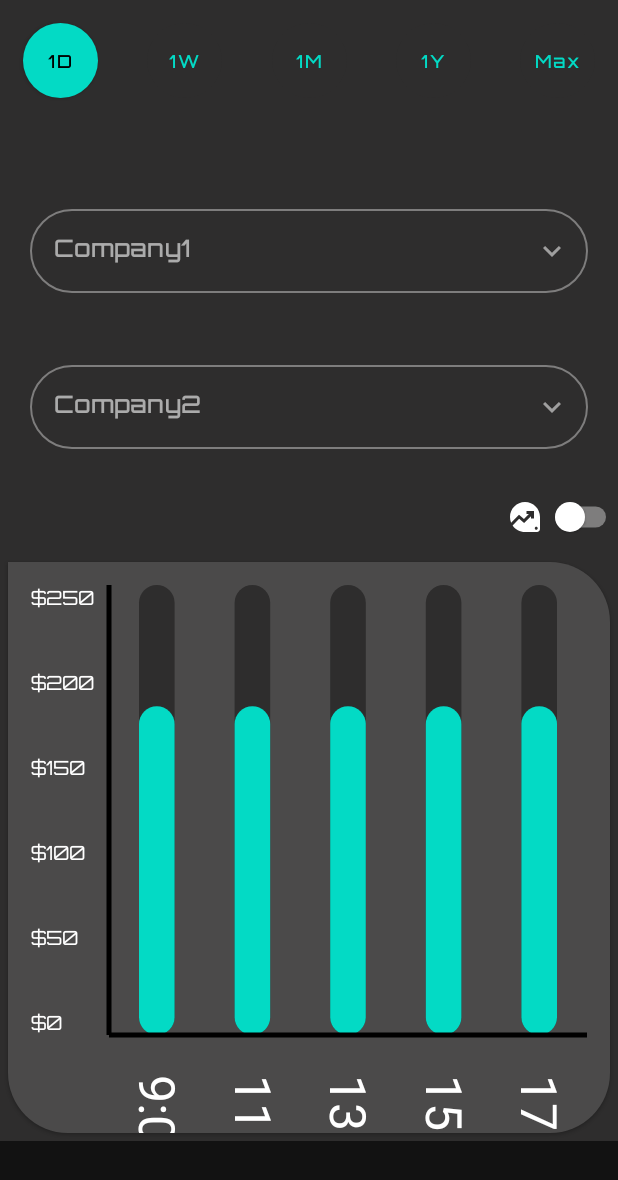
After one commit to Piyush42Soni/Stock_Market_Price_Predictor_2.0, an Android app built with Jetpack Compose: the composable ComparePage shown on its own in the app's theme, on a phone screen of 412 x 824 dp. The commit adds this screen. Shown: the top 1180 px of the screen. Run offline under Robolectric (Android 15) with nearby library versions, the phone set to English and light mode, and no system bars.

Commit message:
Day 5 part 2

```diff
--- /dev/null
+++ b/app/src/main/java/com/example/stockmarketpricepredictor20/ComparePage.kt
@@ -0,0 +1,198 @@
+package com.example.stockmarketpricepredictor20
+
+import android.annotation.SuppressLint
+import androidx.compose.foundation.background
+import androidx.compose.foundation.clickable
+import androidx.compose.foundation.layout.*
+import androidx.compose.material.*
+import androidx.compose.material.icons.Icons
+import androidx.compose.material.icons.filled.DataExploration
+import androidx.compose.material.icons.filled.KeyboardArrowDown
+import androidx.compose.material.icons.filled.KeyboardArrowUp
+import androidx.compose.runtime.*
+import androidx.compose.ui.Alignment
+import androidx.compose.ui.Modifier
+import androidx.compose.ui.geometry.Size
+import androidx.compose.ui.graphics.Color
+import androidx.compose.ui.graphics.Color.Companion.White
+import androidx.compose.ui.layout.onGloballyPositioned
+import androidx.compose.ui.platform.LocalDensity
+import androidx.compose.ui.tooling.preview.Preview
+import androidx.compose.ui.unit.dp
+import androidx.compose.ui.unit.toSize
+import androidx.lifecycle.MutableLiveData
+import androidx.lifecycle.ViewModel
+import androidx.lifecycle.viewmodel.compose.viewModel
+import com.example.stockmarketpricepredictor20.ui.theme.BackgroundColor
+import com.example.stockmarketpricepredictor20.ui.theme.CardColor
+import com.example.stockmarketpricepredictor20.ui.theme.StockMarketPricePredictor20Theme
+import java.util.*
+
+class ComparePageViewModel: ViewModel(){
+    private val _name= MutableLiveData<List<Float>>()
+    val name=_name
+    private val _name1= MutableLiveData<List<String>>()
+    val name1=_name1
+    fun onNameChange(newList: List<Float>){
+        _name.value=newList
+    }
+    fun onName1Change(newList: List<String>){
+        _name1.value=newList
+    }
+}
+@Composable
+fun ComparePage(comparePageViewModel: ComparePageViewModel) {
+    val list= listOf<String>("1D","1W","1M","1Y","Max")
+    var state by remember {
+        mutableStateOf(0)
+    }
+    var list3:List<String> =when(state){
+        0-> listOf("9:00","11:00","13:00","15:00","17:00")
+        1->listOf("Mon","Tue","Wed","Thu","Fri")
+        2->listOf("1","2","3","4","5","6","7","8","9","10",
+            "11","12","13","14","15","16","17","18","19","20"
+            ,"21","22","23","24","25","26","27","28","29","30")
+        3->listOf("Jan","Feb","March","April","May","June","July","Aug","Sep","Oct","Nov","Dec")
+        else->listOf("2018","2019","2020","2021","2022")
+    }
+    var list2:MutableList<Float> = mutableListOf<Float>()
+    when(state){
+        0->{
+            for(i in 1..5){
+                val rd = Random() // creating Random object
+                list2.add((rd.nextFloat()*250f))
+            }
+        }
+        1->{
+            for(i in 1..5){
+                val rd = Random() // creating Random object
+                list2.add((rd.nextFloat()*250f))
+            }
+        }
+        2->{
+            for(i in 1..30){
+                val rd = Random() // creating Random object
+                list2.add((rd.nextFloat()*250f))
+            }
+        }
+        3->{
+            for(i in 1..12){
+                val rd = Random() // creating Random object
+                list2.add((rd.nextFloat()*250f))
+            }
+        }
+        else->{
+            for(i in 1..5){
+                val rd = Random() // creating Random object
+                list2.add((rd.nextFloat()*250f))
+            }
+        }
+    }
+    Column(modifier = Modifier
+        .fillMaxWidth()
+        .background(BackgroundColor)) {
+        segmentedButton(list = list, state = state, onStateChange = {state=it})
+        Spacer(modifier = Modifier.size(15.dp))
+        val switchState = remember {
+            mutableStateOf(false)
+        }
+        var mSelectedText by remember { mutableStateOf("") }
+        Spacer(modifier = Modifier.size(15.dp))
+        var mSelectedText2 by remember { mutableStateOf("") }
+        MyContent(label1 = "Company1",mSelectedText,{mSelectedText=it})
+        MyContent(label1 = "Company2",mSelectedText2,{mSelectedText2=it})
+        Row(modifier = Modifier.fillMaxWidth(), horizontalArrangement = Arrangement.End, verticalAlignment = Alignment.CenterVertically) {
+            Icon(tint = Color.White, imageVector = Icons.Filled.DataExploration, contentDescription = null)
+            Switch(
+                checked = switchState.value,
+                onCheckedChange = { switchState.value = it },
+                modifier = Modifier.size(50.dp),
+                colors = SwitchDefaults.colors(uncheckedThumbColor = Color.White)
+            )
+        }
+        comparePageViewModel.onNameChange(list2)
+        comparePageViewModel.onName1Change(list3)
+        Card(
+            Modifier
+                .padding(5.dp),
+            backgroundColor = CardColor,
+            shape = MaterialTheme.shapes.large
+        ) {
+            if (switchState.value) {
+                comparePageViewModel.name.value?.let {
+                    comparePageViewModel.name1.value?.let { it1 ->
+                        Graph1hai(
+                            list = it,
+                            list2 = it1
+                        )
+                    }
+                }
+            } else {
+                comparePageViewModel.name.value?.let {
+                    comparePageViewModel.name1.value?.let { it1 ->
+                        Graphhai(
+                            list = it,
+                            list2 = it1
+                        )
+                    }
+                }
+            }
+        }
+
+    }
+}
+
+@Composable
+fun MyContent(label1:String,mSelectedText:String,onmSelectedTextChange:(String)->Unit){
+    var mExpanded by remember { mutableStateOf(false) }
+    val mCities = listOf("C1", "C2", "C3", "C4")
+
+    var mTextFieldSize by remember { mutableStateOf(Size.Zero)}
+    val icon = if (mExpanded)
+        Icons.Filled.KeyboardArrowUp
+    else
+        Icons.Filled.KeyboardArrowDown
+
+    Column(Modifier.padding(20.dp)) {
+        OutlinedTextField(
+            colors= TextFieldDefaults.outlinedTextFieldColors(textColor= White),
+            value = mSelectedText,
+            onValueChange = {onmSelectedTextChange(it)},
+            modifier = Modifier
+                .fillMaxWidth()
+                .onGloballyPositioned { coordinates ->
+                    mTextFieldSize = coordinates.size.toSize()
+                },
+            maxLines = 1,
+            label = {Text(text=label1)},
+            trailingIcon = {
+                Icon(icon,"contentDescription",
+                    Modifier.clickable { mExpanded = !mExpanded })
+            }
+        )
+        DropdownMenu(
+            expanded = mExpanded,
+            onDismissRequest = { mExpanded = false },
+            modifier = Modifier
+                .width(with(LocalDensity.current){mTextFieldSize.width.toDp()})
+        ) {
+            mCities.forEach { label ->
+                DropdownMenuItem(onClick = {
+                    onmSelectedTextChange(label)
+                    mExpanded = false
+                }) {
+                    Text(text = label)
+                }
+            }
+        }
+    }
+}
+
+@Preview
+@Composable
+fun PreviewedHaiYeTho(){
+    StockMarketPricePredictor20Theme {
+        val comparePageViewModel:ComparePageViewModel= viewModel()
+        ComparePage(comparePageViewModel)
+    }
+}
--- a/app/src/main/java/com/example/stockmarketpricepredictor20/MainActivity.kt
+++ b/app/src/main/java/com/example/stockmarketpricepredictor20/MainActivity.kt
@@ -62,6 +62,7 @@
 @Composable
 fun DefaultPreview() {
     StockMarketPricePredictor20Theme {
-        Greeting("Android")
+        val CompanyDetails=listOf<Float>(1f,2f,3f,4f,5f,6f,7f,8f,9f,10f,11f,12f,13f,14f,15f,16f)
+        Details(CompanyDetails)
     }
 }
```
